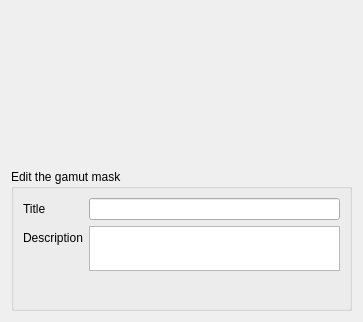
The window that plugins/dockers/gamutmask/forms/wdgGamutMaskChooser.ui (KDE/krita) describes before a commit, drawn with Qt 5.
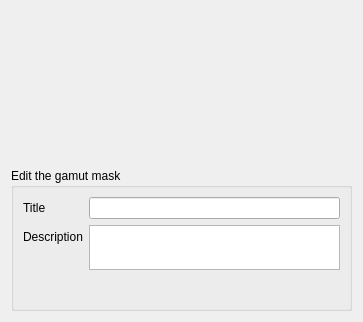
The same window after the commit. Custom widgets are drawn as their Qt base class.

Commit message:
Fix button styling inconsistencies in various dockers
Converts textless QPushButtons to QToolButtons and sets AutoRaise for various QToolButtons to true

Diff of the .ui file:
```diff
--- a/plugins/dockers/gamutmask/forms/wdgGamutMaskChooser.ui
+++ b/plugins/dockers/gamutmask/forms/wdgGamutMaskChooser.ui
@@ -47,40 +47,40 @@
        <number>0</number>
       </property>
       <item>
-       <widget class="QPushButton" name="bnMaskNew">
+       <widget class="QToolButton" name="bnMaskNew">
         <property name="toolTip">
          <string>Create new mask</string>
         </property>
         <property name="text">
          <string/>
         </property>
-        <property name="flat">
+        <property name="autoRaise">
          <bool>true</bool>
         </property>
        </widget>
       </item>
       <item>
-       <widget class="QPushButton" name="bnMaskEditor">
+       <widget class="QToolButton" name="bnMaskEditor">
         <property name="toolTip">
          <string>Edit selected mask</string>
         </property>
         <property name="text">
          <string/>
         </property>
-        <property name="flat">
+        <property name="autoRaise">
          <bool>true</bool>
         </property>
        </widget>
       </item>
       <item>
-       <widget class="QPushButton" name="bnMaskDuplicate">
+       <widget class="QToolButton" name="bnMaskDuplicate">
         <property name="toolTip">
          <string>Duplicate selected mask</string>
         </property>
         <property name="text">
          <string/>
         </property>
-        <property name="flat">
+        <property name="autoRaise">
          <bool>true</bool>
         </property>
        </widget>
@@ -99,14 +99,14 @@
        </spacer>
       </item>
       <item>
-       <widget class="QPushButton" name="bnMaskDelete">
+       <widget class="QToolButton" name="bnMaskDelete">
         <property name="toolTip">
          <string>Delete selected mask</string>
         </property>
         <property name="text">
          <string/>
         </property>
-        <property name="flat">
+        <property name="autoRaise">
          <bool>true</bool>
         </property>
        </widget>
@@ -185,14 +185,14 @@
       <item>
        <layout class="QHBoxLayout" name="horizontalLayout_3">
         <item>
-         <widget class="QPushButton" name="bnCancelMaskEdit">
+         <widget class="QToolButton" name="bnCancelMaskEdit">
           <property name="toolTip">
            <string>Cancel</string>
           </property>
           <property name="text">
            <string/>
           </property>
-          <property name="flat">
+          <property name="autoRaise">
            <bool>true</bool>
           </property>
          </widget>
@@ -211,7 +211,7 @@
          </spacer>
         </item>
         <item>
-         <widget class="QPushButton" name="bnPreviewMask">
+         <widget class="QToolButton" name="bnPreviewMask">
           <property name="enabled">
            <bool>true</bool>
           </property>
@@ -221,20 +221,20 @@
           <property name="text">
            <string/>
           </property>
-          <property name="flat">
+          <property name="autoRaise">
            <bool>true</bool>
           </property>
          </widget>
         </item>
         <item>
-         <widget class="QPushButton" name="bnSaveMask">
+         <widget class="QToolButton" name="bnSaveMask">
           <property name="toolTip">
            <string>Save</string>
           </property>
           <property name="text">
            <string/>
           </property>
-          <property name="flat">
+          <property name="autoRaise">
            <bool>true</bool>
           </property>
          </widget>
```
The commit also changes 18 other files.
